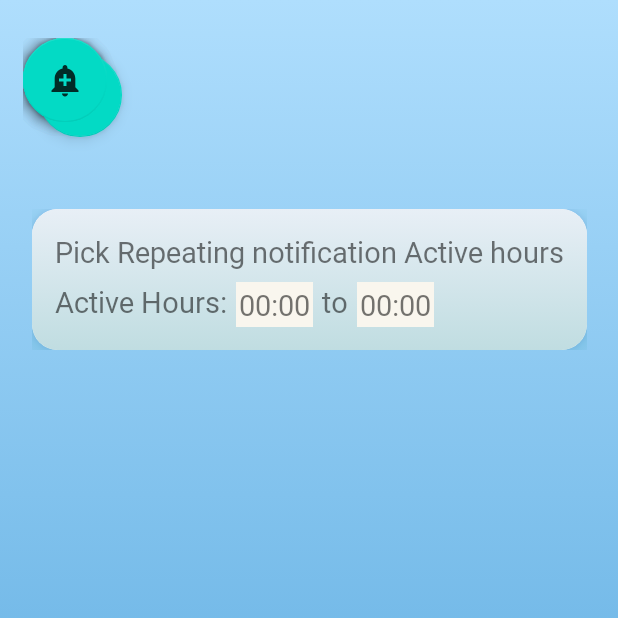
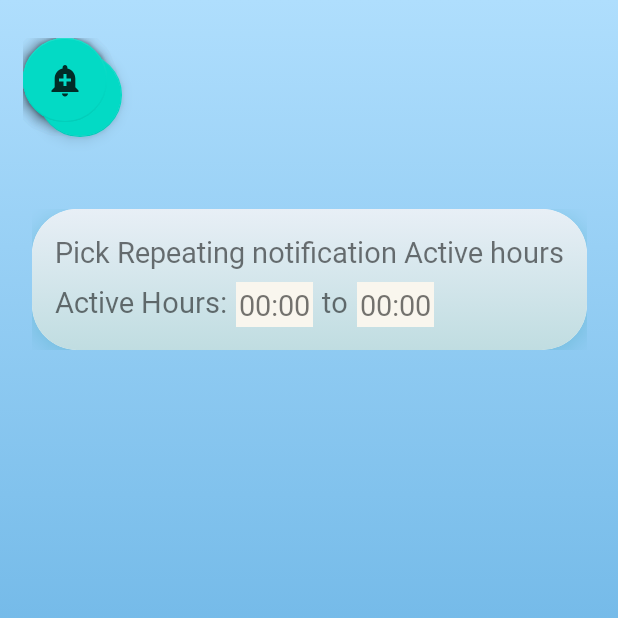
Before and after one commit to GiannisEggonidis/MotivationAndProductivityApp, an Android app: the SettingsActivity screen opened directly, with no data from a screen before it, on a phone screen of 412 x 824 dp, the top half of it. Run offline under Robolectric (Android 15) with nearby library versions, the phone set to English and light mode, and no system bars; libraries missing offline, so code that uses them is left out: com.github.clans.fab; plain views replace FloatingActionButton, FloatingActionMenu; 9 statements that could not run were skipped.

Commit message:
UI changes.

```diff
--- a/app/src/main/java/com/ioannis_engonidis_thesis/motivationandproductivityapp/weekly_reminder/WeeklyReminderRecViewAdapter.java
+++ b/app/src/main/java/com/ioannis_engonidis_thesis/motivationandproductivityapp/weekly_reminder/WeeklyReminderRecViewAdapter.java
@@ -31,7 +31,6 @@ import com.ioannis_engonidis_thesis.motivationandproductivityapp.R;
 import java.util.ArrayList;
 
 public class WeeklyReminderRecViewAdapter extends RecyclerView.Adapter<WeeklyReminderRecViewAdapter.ViewHolder> {
-    // TODO: 09/06/2022 Set Weekly Reminder object
     private String TAG = "WeeklyReminderPanelRecViewAdapter";
 
     private ArrayList<WeeklyReminder> weeklyReminder = new ArrayList<>();
@@ -229,6 +228,9 @@ public class WeeklyReminderRecViewAdapter extends RecyclerView.Adapter<WeeklyRem
                 }
             });
         }
+
+        // TODO: 17/06/2022 Configure weeklyReminderHour
+        /** Configure weeklyReminderHour **/
     }
 
     @Override
--- a/app/src/main/res/layout/activity_settings.xml
+++ b/app/src/main/res/layout/activity_settings.xml
@@ -28,7 +28,7 @@
             android:layout_height="wrap_content"
             android:outlineAmbientShadowColor="@color/purple_700"
             android:outlineSpotShadowColor="@color/teal_700"
-            app:cardCornerRadius="17dp"
+            app:cardCornerRadius="30dp"
             app:cardElevation="8dp"
             >
 
--- a/app/src/main/res/layout/weekly_reminder_panel_cardview.xml
+++ b/app/src/main/res/layout/weekly_reminder_panel_cardview.xml
@@ -8,7 +8,7 @@
     android:layout_margin="10dp"
     android:outlineAmbientShadowColor="@color/purple_700"
     android:outlineSpotShadowColor="@color/teal_700"
-    app:cardCornerRadius="20dp"
+    app:cardCornerRadius="8dp"
     app:cardElevation="8dp">
 
     <RelativeLayout
```
